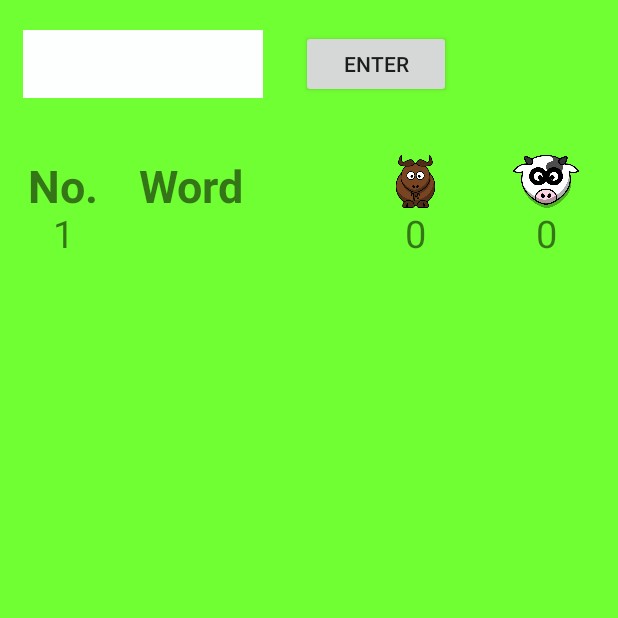
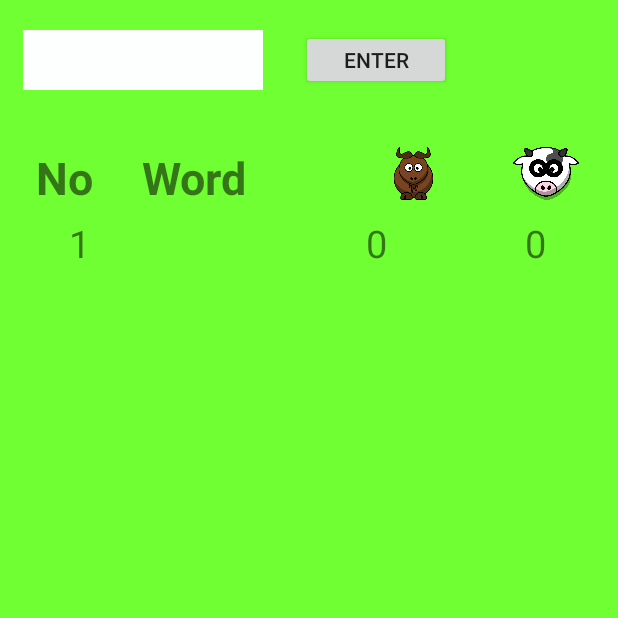
Before and after one commit to hackerlu/BullsAndCows, an Android app: the GamePlay screen opened directly, with no data from a screen before it, after a tap on "ENTER", on a phone screen of 412 x 824 dp, the top half of it. Run offline under Robolectric (Android 15) with nearby library versions, the phone set to English and light mode, and no system bars; 2 statements that could not run were skipped.

Commit message:
Minor changes made

```diff
--- a/app/src/main/java/com/surya/bullsandcows/app/GamePlay.java
+++ b/app/src/main/java/com/surya/bullsandcows/app/GamePlay.java
@@ -45,8 +45,6 @@ public class GamePlay extends Activity {
         try {
         BufferedReader stream =
                 new BufferedReader(new InputStreamReader(getResources().openRawResource(R.raw.words)));
-
-
             while ((line = stream.readLine()) != null) {
                 wordsString += line;
                 jsonWordsArray = new JSONArray(wordsString);
@@ -73,10 +71,7 @@ public class GamePlay extends Activity {
 
         EditText editText   = (EditText)findViewById(R.id.editText);
         String enteredWord = editText.getText().toString().trim();
-        if(this.theWord.equalsIgnoreCase(enteredWord)){
-            Intent intent = new Intent(getApplicationContext(), WinClass.class);
-            startActivity(intent);
-        }
+
         // To make the results lay out visible
         LinearLayout layoutVisibility = (LinearLayout)findViewById(R.id.gameLayout);
         if(layoutVisibility.getVisibility() != View.VISIBLE)
@@ -95,10 +90,8 @@ public class GamePlay extends Activity {
         bullCount = this.theBullCounter(first,second,wordLength);
         cowCount = this.theCowCounter(first,second,wordLength);
 
-
-
         //Getting the existing Table Layout
-        this.resultData = (TableLayout) findViewById(R.id.tableLayout);
+        this.resultData = (TableLayout) findViewById(R.id.tableLayout2);
         //Creating the object for the new Row
         TableRow resultRow = new TableRow(this);
         //Setting the number of Tries in the row
@@ -112,15 +105,15 @@ public class GamePlay extends Activity {
         TextView enteredWord2 = new TextView(this);
         enteredWord2.setText(enteredWord);
         enteredWord2.setTextSize((float)25.0);
-        enteredWord2.setGravity(Gravity.CENTER);
+        enteredWord2.setGravity(Gravity.LEFT);
         resultRow.addView(enteredWord2);
 
         //Dummy blank data... for alignment.. need to look into this
-        TextView dummyValue = new TextView(this);
-        dummyValue.setText(" ");
-        dummyValue.setTextSize((float)25.0);
-        dummyValue.setGravity(Gravity.CENTER);
-        resultRow.addView(dummyValue);
+//        TextView dummyValue = new TextView(this);
+//        dummyValue.setText(" ");
+//        dummyValue.setTextSize((float)25.0);
+//        dummyValue.setGravity(Gravity.CENTER);
+//        resultRow.addView(dummyValue);
 
         //Setting the Bull Count in the row
         TextView bulls = new TextView(this);
@@ -137,15 +130,16 @@ public class GamePlay extends Activity {
         resultRow.addView(cows);
 
         //Finally Setting the Row in Table Layout fetched
-        this.resultData.addView(resultRow, new TableLayout.LayoutParams());
+        //(resultRow, 1) Helps in adding the values to the top of the Table layout... useful!!
+        this.resultData.addView(resultRow, 1);
         //Clearing Text after result is displayed
         editText.setText("", TextView.BufferType.EDITABLE);
 
-
-
-
-
-
+        //The Winning moment
+        if(this.theWord.equalsIgnoreCase(enteredWord)){
+            Intent intent = new Intent(getApplicationContext(), WinClass.class);
+            startActivity(intent);
+        }
     }
 
     private int theBullCounter(char[] first,char[] second,int wordLength){
@@ -171,5 +165,4 @@ public class GamePlay extends Activity {
         }
         return cowCounter;
     }
-
 }
--- a/app/src/main/res/layout/gameplay.xml
+++ b/app/src/main/res/layout/gameplay.xml
@@ -8,7 +8,7 @@
 
     <EditText
         android:layout_width="160dp"
-        android:layout_height="45dp"
+        android:layout_height="40dp"
         android:id="@+id/editText"
         android:layout_alignParentTop="true"
         android:layout_alignParentLeft="true"
@@ -19,12 +19,11 @@
         android:capitalize="words"
         android:background="#fcfffd"
         android:textAlignment="center"
-        android:singleLine="false"
-        android:textColor="#ff211c" />
+        android:singleLine="false" />
 
     <Button
         android:layout_width="100dp"
-        android:layout_height="45dp"
+        android:layout_height="40dp"
         android:text="Enter"
         android:id="@+id/enterWord"
         android:onClick="verifyWord"
@@ -42,25 +41,20 @@
         android:id="@+id/gameLayout"
         android:visibility="invisible">
 
-        <ScrollView
-            android:layout_width="match_parent"
-            android:layout_height="match_parent"
-            android:id="@+id/scrollView" >
-
         <TableLayout
             android:layout_width="fill_parent"
-                android:layout_height="fill_parent"
+            android:layout_height="47dp"
             android:stretchColumns="0,1,2,3,4,5,6"
             android:id="@+id/tableLayout">
 
             <TableRow
                 android:layout_width="fill_parent"
-                    android:layout_height="fill_parent">
+                android:layout_height="fill_parent" >
 
                 <TextView
                     android:layout_width="25dp"
                     android:layout_height="35dp"
-                        android:text="No."
+                    android:text="No"
                     android:id="@+id/textView"
                     android:textStyle="bold"
                     android:textSize="30dp"
@@ -91,67 +85,28 @@
                     android:layout_column="4"
                     android:src="@drawable/cow2" />
             </TableRow>
+        </TableLayout>
+
+        <ScrollView
+            android:layout_width="match_parent"
+            android:layout_height="match_parent"
+            android:id="@+id/scrollView"
+            android:fillViewport="false">
+
+            <TableLayout
+                android:layout_width="fill_parent"
+                android:layout_height="wrap_content"
+                android:stretchColumns="0,1,2,3,4,5,6"
+                android:id="@+id/tableLayout2"
+                android:minHeight="368dp"
+                android:measureWithLargestChild="true"
+                android:longClickable="false">
 
                 <TableRow
                     android:layout_width="fill_parent"
-                    android:layout_height="fill_parent">
+                    android:layout_height="fill_parent" >
 
                 </TableRow>
-
-                <TableRow
-                    android:layout_width="fill_parent"
-                    android:layout_height="fill_parent">
-
-                </TableRow>
-
-                <TableRow
-                    android:layout_width="fill_parent"
-                    android:layout_height="fill_parent">
-
-                </TableRow>
-
-                <TableRow
-                    android:layout_width="fill_parent"
-                    android:layout_height="fill_parent">
-
-                </TableRow>
-
-                <TableRow
-                    android:layout_width="fill_parent"
-                    android:layout_height="fill_parent">
-
-                </TableRow>
-
-                <TableRow
-                    android:layout_width="fill_parent"
-                    android:layout_height="fill_parent">
-
-                </TableRow>
-
-                <TableRow
-                    android:layout_width="fill_parent"
-                    android:layout_height="fill_parent">
-
-                </TableRow>
-
-                <TableRow
-                    android:layout_width="fill_parent"
-                    android:layout_height="fill_parent">
-
-                </TableRow>
-
-                <TableRow
-                    android:layout_width="fill_parent"
-                    android:layout_height="fill_parent">
-
-                </TableRow>
-
-                <TableRow
-                    android:layout_width="fill_parent"
-                    android:layout_height="fill_parent">
-
-                </TableRow>
-
             </TableLayout>
         </ScrollView>
 
--- a/app/src/main/res/layout/main.xml
+++ b/app/src/main/res/layout/main.xml
@@ -23,32 +23,34 @@
         android:layout_width="@android:dimen/thumbnail_width"
         android:layout_height="@android:dimen/thumbnail_height"
         android:id="@+id/imageView"
-        android:layout_centerVertical="true"
+        android:src="@drawable/cow3"
+        android:layout_below="@+id/textView"
         android:layout_alignParentLeft="true"
         android:layout_alignParentStart="true"
-        android:src="@drawable/cow3" />
+        android:layout_marginTop="39dp" />
 
     <TextView
         android:layout_width="wrap_content"
         android:layout_height="wrap_content"
         android:text="Bulls and Cows"
         android:id="@+id/textView"
+        android:textSize="45dp"
+        android:textStyle="bold"
+        android:textIsSelectable="true"
         android:layout_alignParentTop="true"
-        android:layout_centerHorizontal="true"
-        android:layout_marginTop="52dp"
-        android:textSize="50dp"
-        android:textStyle="bold"
-        android:textIsSelectable="true" />
+        android:layout_alignRight="@+id/imageView2"
+        android:layout_alignEnd="@+id/imageView2"
+        android:layout_marginTop="41dp" />
 
     <Button
         android:layout_width="@android:dimen/thumbnail_width"
         android:layout_height="wrap_content"
         android:text="Start"
         android:id="@+id/button"
-        android:layout_marginTop="62dp"
-        android:textSize="30dp"
+        android:textSize="50dp"
         android:onClick="gotToGamePage"
-        android:layout_below="@+id/imageView2"
-        android:layout_centerHorizontal="true" />
+        android:layout_alignParentBottom="true"
+        android:layout_centerHorizontal="true"
+        android:layout_marginBottom="43dp" />
 
 </RelativeLayout>
--- a/app/src/main/res/layout/win.xml
+++ b/app/src/main/res/layout/win.xml
@@ -11,7 +11,6 @@
         android:layout_height="wrap_content"
         android:id="@+id/imageView"
         android:src="@drawable/cow3"
-        android:layout_alignParentTop="true"
         android:layout_centerHorizontal="true" />
 
     <Button
@@ -35,6 +34,5 @@
         android:textStyle="bold"
         android:textSize="60dp"
         android:layout_below="@+id/imageView"
-        android:layout_centerHorizontal="true"
-        android:layout_marginTop="45dp" />
+        android:layout_centerHorizontal="true" />
 </RelativeLayout>
--- a/app/src/main/res/raw/words.json
+++ b/app/src/main/res/raw/words.json
@@ -1 +1 @@
-["test","goat","dear","lord","exit"]
+["goat","dear","lord","exit","melt","felt", "bolt","mule", "fuel", "slit", "hurt", "love", "dove","cave", "stun" ,"crow", "mast" ,"rest", "east", "west", "mate", "coat", "lite", "kite", "site", "true", "fuse", "mist", "hale", "rays", "mike", "dine", "dime" ,"mine", "most", "post","like", "mile", "pick", "sick","kick", "turn", "hike", "joke", "jail", "fail","ripe", "guts", "mits","just", "corn", "vern", "fern", "cern", "rule", "king", "ping","pong","soar", "sour", "puke", "lurk", "fake", "dust", "hose", "pose"]
```
Lines whose indentation alone changed are shown as unchanged.
